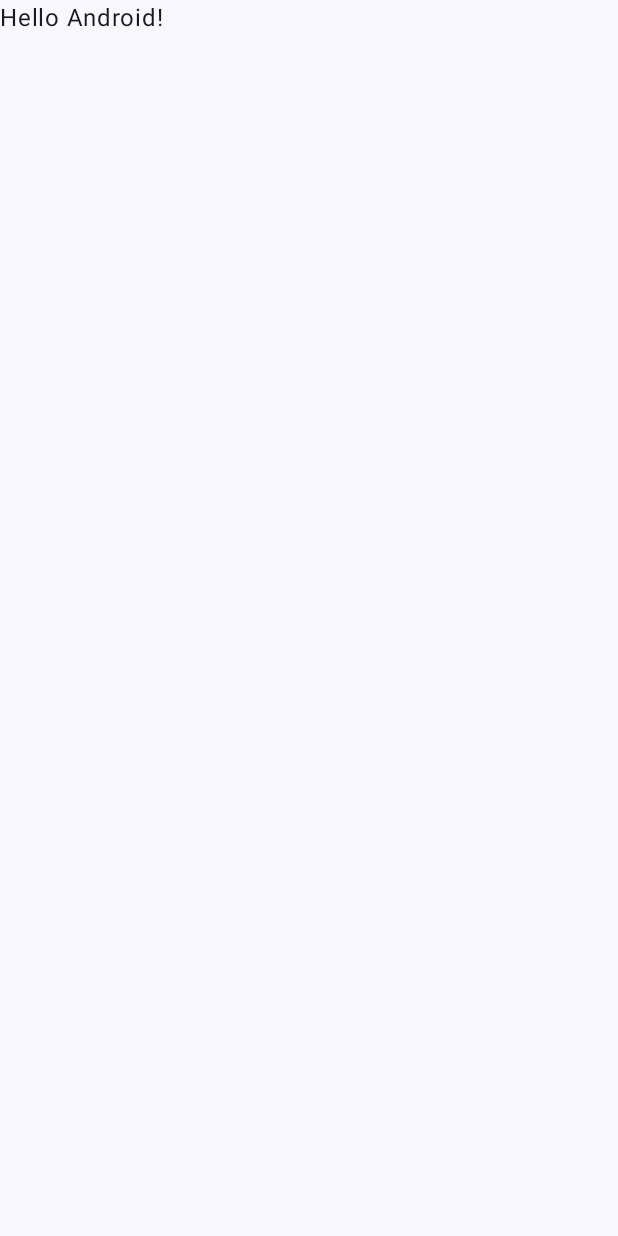
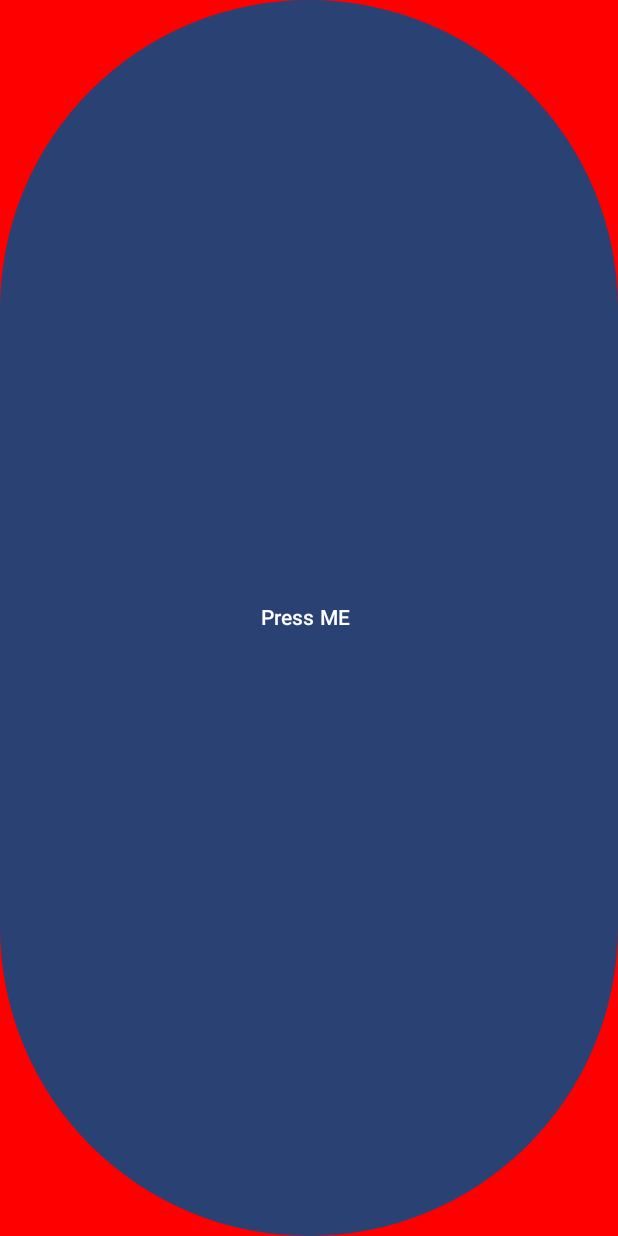
Before and after one commit to ShobhitSingh114/ViewModel-Jetpack, an Android app built with Jetpack Compose: the screen it shows after launch (MainActivity), on a phone screen of 412 x 824 dp. Before the commit the screen is almost empty. Run offline under Robolectric (Android 15) with nearby library versions, the phone set to English and light mode, and no system bars.

Commit message:
completed: ViewModel basics

```diff
--- a/app/build.gradle.kts
+++ b/app/build.gradle.kts
@@ -66,4 +66,7 @@ dependencies {
     androidTestImplementation("androidx.compose.ui:ui-test-junit4")
     debugImplementation("androidx.compose.ui:ui-tooling")
     debugImplementation("androidx.compose.ui:ui-test-manifest")
+
+    // VM dependency
+    implementation("androidx.lifecycle:lifecycle-viewmodel-compose:2.6.2")
 }
--- /dev/null
+++ b/app/src/main/java/com/example/viewmodel_jetpack/ContactsViewModel.kt
@@ -0,0 +1,23 @@
+package com.example.viewmodel_jetpack
+
+import androidx.compose.runtime.getValue
+import androidx.compose.runtime.mutableStateOf
+import androidx.compose.runtime.setValue
+import androidx.compose.ui.graphics.Color
+import androidx.lifecycle.ViewModel
+
+class ContactsViewModel(
+    val helloWorld: String
+): ViewModel() {
+    /**
+     * we are make this "private set" bcz
+     * we don't want to make this accessable from UI
+     * this is accessable only within this VM
+     */
+    var backgroundColor by mutableStateOf(Color.Red)
+        private set
+
+    fun changeBackGroundColor() {
+        backgroundColor = Color.Blue
+    }
+}
--- a/app/src/main/java/com/example/viewmodel_jetpack/MainActivity.kt
+++ b/app/src/main/java/com/example/viewmodel_jetpack/MainActivity.kt
@@ -4,12 +4,15 @@ import android.os.Bundle
 import androidx.activity.ComponentActivity
 import androidx.activity.compose.setContent
 import androidx.compose.foundation.layout.fillMaxSize
-import androidx.compose.material3.MaterialTheme
+import androidx.compose.material3.Button
 import androidx.compose.material3.Surface
 import androidx.compose.material3.Text
 import androidx.compose.runtime.Composable
 import androidx.compose.ui.Modifier
 import androidx.compose.ui.tooling.preview.Preview
+import androidx.lifecycle.ViewModel
+import androidx.lifecycle.ViewModelProvider
+import androidx.lifecycle.viewmodel.compose.viewModel
 import com.example.viewmodel_jetpack.ui.theme.ViewModelJetpackTheme
 
 class MainActivity : ComponentActivity() {
@@ -17,12 +20,33 @@ class MainActivity : ComponentActivity() {
         super.onCreate(savedInstanceState)
         setContent {
             ViewModelJetpackTheme {
-                // A surface container using the 'background' color from the theme
+
+                /**
+                 * VM factory is used default-ly if a parameter is passes in VM
+                 */
+
+                val viewModel = viewModel<ContactsViewModel>(
+                    factory = object : ViewModelProvider.Factory {
+                        override fun <T : ViewModel> create(modelClass: Class<T>): T {
+                            return ContactsViewModel(
+                                helloWorld = "Hello world!"
+                            ) as T
+                        }
+                    }
+                )
+
                 Surface(
                     modifier = Modifier.fillMaxSize(),
-                    color = MaterialTheme.colorScheme.background
+//                    color = MaterialTheme.colorScheme.background
+                    color = viewModel.backgroundColor
                 ) {
-                    Greeting("Android")
+                    Button(
+                        onClick = {
+                            viewModel.changeBackGroundColor()
+                        }
+                    ) {
+                        Text(text = "Press ME ")
+                    }
                 }
             }
         }
```
